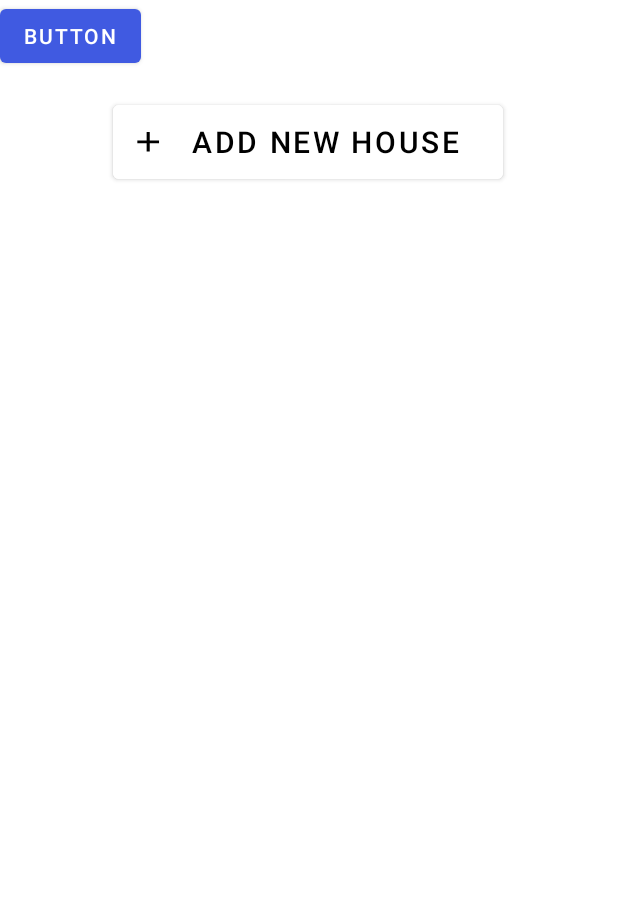
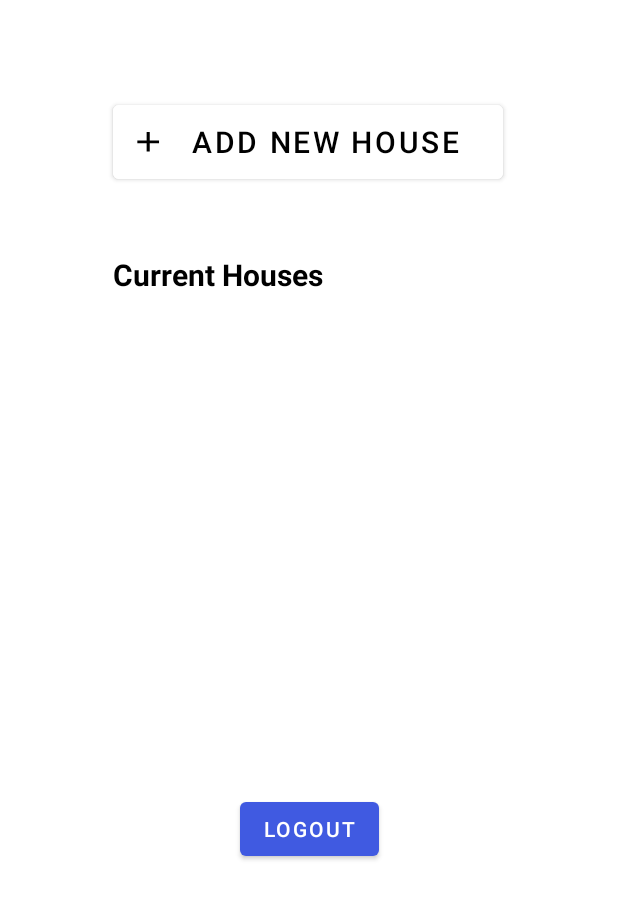
Before and after one commit to olaalnajjar/GradProject, an Android app: the Dashboard screen opened directly, with no data from a screen before it, on a phone screen of 412 x 824 dp. Shown: the top 899 px of the screen. Run offline under Robolectric (Android 15) with nearby library versions, the phone set to English and light mode, and no system bars.

Commit message:
dashboard edits

```diff
--- a/app/src/main/res/layout/activity_dashboard.xml
+++ b/app/src/main/res/layout/activity_dashboard.xml
@@ -24,21 +24,37 @@
         app:layout_constraintTop_toTopOf="parent" />
 
     <androidx.recyclerview.widget.RecyclerView
+        android:id="@+id/recyclerView"
         android:layout_width="259dp"
         android:layout_height="239dp"
-        android:layout_marginTop="32dp"
+        android:layout_marginTop="84dp"
         app:layout_constraintEnd_toEndOf="parent"
-        app:layout_constraintHorizontal_bias="0.496"
         app:layout_constraintStart_toStartOf="parent"
         app:layout_constraintTop_toBottomOf="@+id/addHouseBtn"
         tools:itemCount="3"
         tools:listitem="@layout/recycler_view_item" />
 
     <Button
-        android:id="@+id/button2"
+        android:id="@+id/LogutDashboard"
         android:layout_width="wrap_content"
         android:layout_height="wrap_content"
-        android:text="Button"
-        tools:layout_editor_absoluteX="158dp"
-        tools:layout_editor_absoluteY="571dp" />
+        android:layout_marginTop="80dp"
+        android:text="@string/LogoutDrawer"
+        app:layout_constraintEnd_toEndOf="parent"
+        app:layout_constraintStart_toStartOf="parent"
+        app:layout_constraintTop_toBottomOf="@+id/recyclerView" />
+
+    <TextView
+        android:id="@+id/currentHouse"
+        android:layout_width="wrap_content"
+        android:layout_height="wrap_content"
+        android:layout_marginTop="44dp"
+        android:text="@string/CurrentHouse"
+        android:textColor="#000000"
+        android:textSize="20sp"
+        android:textStyle="bold"
+        app:layout_constraintEnd_toEndOf="parent"
+        app:layout_constraintHorizontal_bias="0.278"
+        app:layout_constraintStart_toStartOf="parent"
+        app:layout_constraintTop_toBottomOf="@+id/addHouseBtn" />
 </androidx.constraintlayout.widget.ConstraintLayout>
--- a/app/src/main/res/values/strings.xml
+++ b/app/src/main/res/values/strings.xml
@@ -36,6 +36,7 @@
     <string name="LogoutDrawer">Logout</string>
     <!--                Dashboard strings           -->
     <string name="AddButton">Add new house</string>
+    <string name="CurrentHouse">Current Houses</string>
 
 
 </resources>
```
